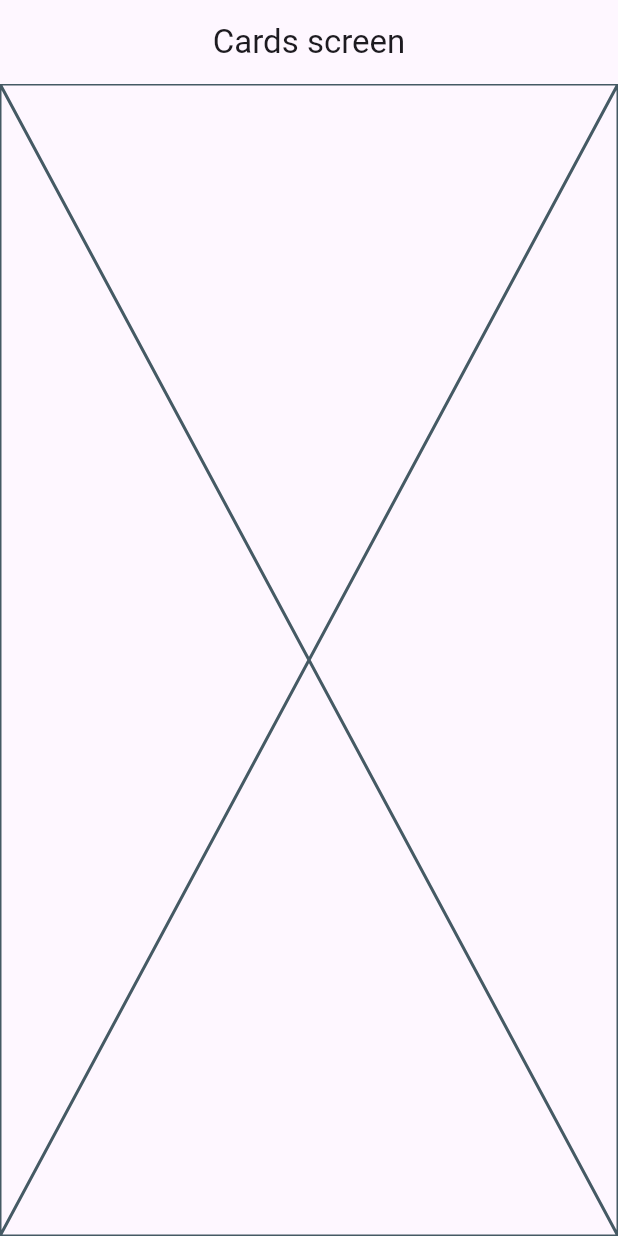
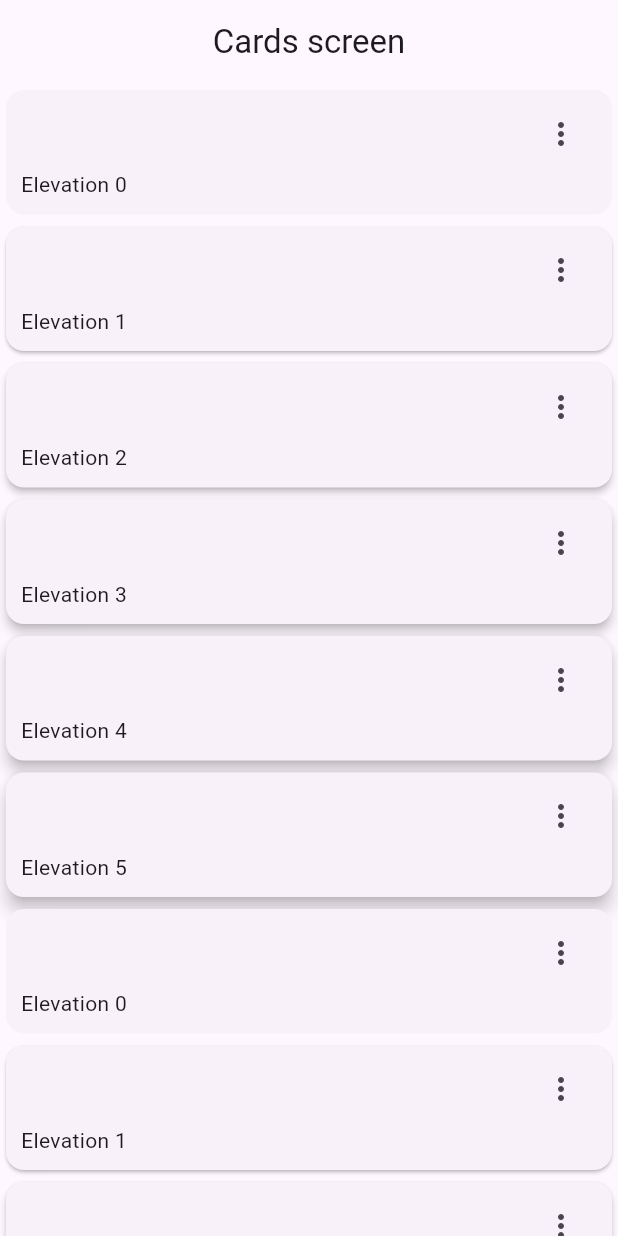
Before and after one commit to andrevalos88/widgets_app, a Flutter app: the CardsScreen screen opened by its route, on a phone screen of 412 x 824 dp. Run offline on Flutter 3.47's test engine with Material 3 defaults, Android fonts, the phone set to English and light mode, and no system bars; our stand-ins replace go_router.

Commit message:
tarjetas 1 completado

```diff
--- a/lib/presentation/screens/cards/cards_screen.dart
+++ b/lib/presentation/screens/cards/cards_screen.dart
@@ -1,5 +1,15 @@
 
 import 'package:flutter/material.dart';
+import 'package:flutter/widgets.dart';
+
+const cards = <Map<String,dynamic>>[
+{'elevation': 0.0, 'label':'Elevation 0'},
+{'elevation': 1.0, 'label':'Elevation 1'},
+{'elevation': 2.0, 'label':'Elevation 2'},
+{'elevation': 3.0, 'label':'Elevation 3'},
+{'elevation': 4.0, 'label':'Elevation 4'},
+{'elevation': 5.0, 'label':'Elevation 5'},
+];
 
 class CardsScreen extends StatelessWidget {
   static const name = 'cards_screen';
@@ -11,7 +21,68 @@ class CardsScreen extends StatelessWidget {
       appBar: AppBar(
         title: const Text('Cards screen'),
       ),
-      body: const Placeholder(),
+      body: const _CardsView(),
     );
   }
 }
+
+class _CardsView extends StatelessWidget {
+  const _CardsView({
+    super.key,
+  });
+
+  @override
+  Widget build(BuildContext context) {
+    return SingleChildScrollView(
+      child: Column(
+        children: [
+          ...cards.map(
+              (card) => _CardType1(label: card['label'], elevation: card['elevation'])
+            ),
+
+          ...cards.map(
+              (card) => _CardType1(label: card['label'], elevation: card['elevation'])
+            ),
+          ...cards.map(
+              (card) => _CardType1(label: card['label'], elevation: card['elevation'])
+            )
+
+        ],
+      ),
+    );
+  }
+}
+
+
+class _CardType1 extends StatelessWidget {
+  final String label;
+  final double elevation;
+
+  const _CardType1({
+    super.key,
+    required this.label,
+    required this.elevation
+  });
+
+  @override
+  Widget build(BuildContext context) {
+    return Card(
+      elevation: elevation,
+      child:  Padding(
+          padding: const EdgeInsets.fromLTRB(10, 5, 10, 10),
+          child: Column(
+            children: [
+              Align(
+                alignment: Alignment.topRight,
+                child: IconButton(onPressed: (){}, icon: const Icon(Icons.more_vert_outlined))
+                ),
+                Align(
+                  alignment: Alignment.bottomLeft,
+                  child: Text(label),
+                )
+            ],
+          ),
+        ),
+    );
+  }
+}
```
